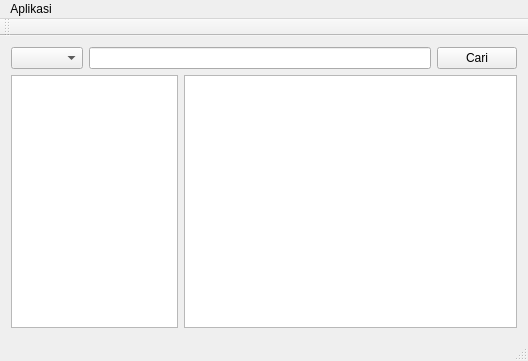
bgli/kbbi-qt, file src/mainwindow.ui: the form before one commit.
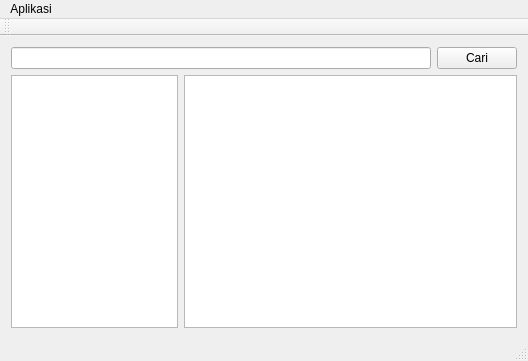
The form after the commit. Icons and pictures are not drawn.

Commit message: Query ke database

Diff of the .ui file:
```diff
--- a/src/mainwindow.ui
+++ b/src/mainwindow.ui
@@ -27,9 +27,6 @@
    <layout class="QVBoxLayout" name="verticalLayout">
     <item>
      <layout class="QHBoxLayout" name="horizontalLayout">
-      <item>
-       <widget class="QComboBox" name="drop"/>
-      </item>
       <item>
        <widget class="QLineEdit" name="lineCari"/>
       </item>
```
Left out of the diff: 31 changed lines with no effect on the pictures. The commit also changes 2 other files.
